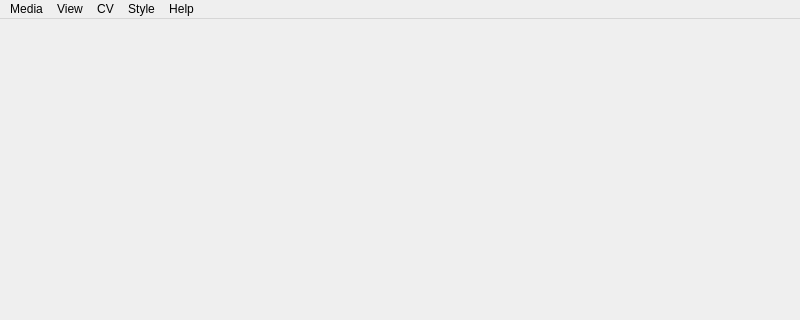
StevenHuang2020/VideoPlayer, file src/mainwindow.ui: the form before one commit; both pictures show x 0 to 800 and y 0 to 320 of the 800 by 481 pixel window.
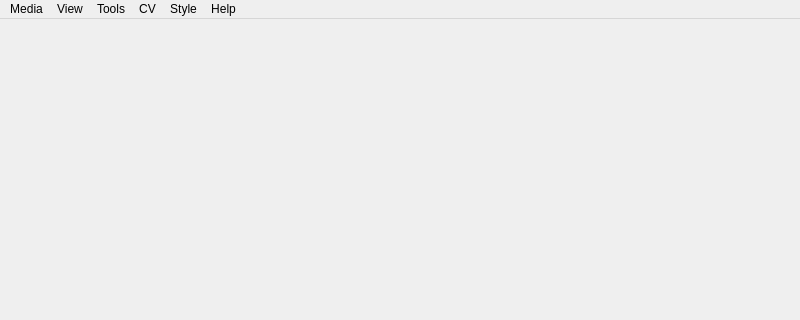
The form after the commit.

```diff
--- a/src/mainwindow.ui
+++ b/src/mainwindow.ui
@@ -129,9 +129,18 @@
      <string>CV</string>
     </property>
     <addaction name="actionGrayscale"/>
+    <addaction name="actionMirro"/>
+    <addaction name="actionTransform"/>
+   </widget>
+   <widget class="QMenu" name="menuTools">
+    <property name="title">
+     <string>Tools</string>
+    </property>
+    <addaction name="actionHardware_decode"/>
    </widget>
    <addaction name="menuMedia"/>
    <addaction name="menuView"/>
+   <addaction name="menuTools"/>
    <addaction name="menuCV"/>
    <addaction name="menuStyle"/>
    <addaction name="menuHelp"/>
```
Left out of the diff: 24 changed lines with no effect on the pictures.
